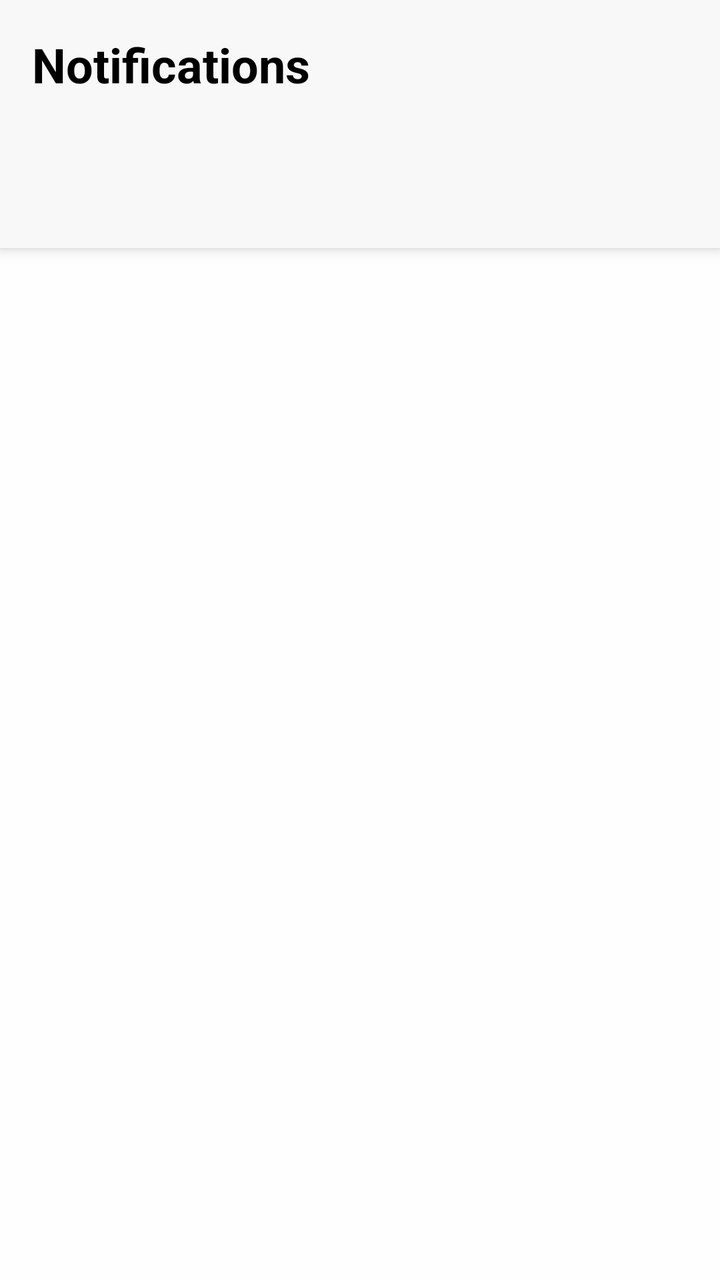
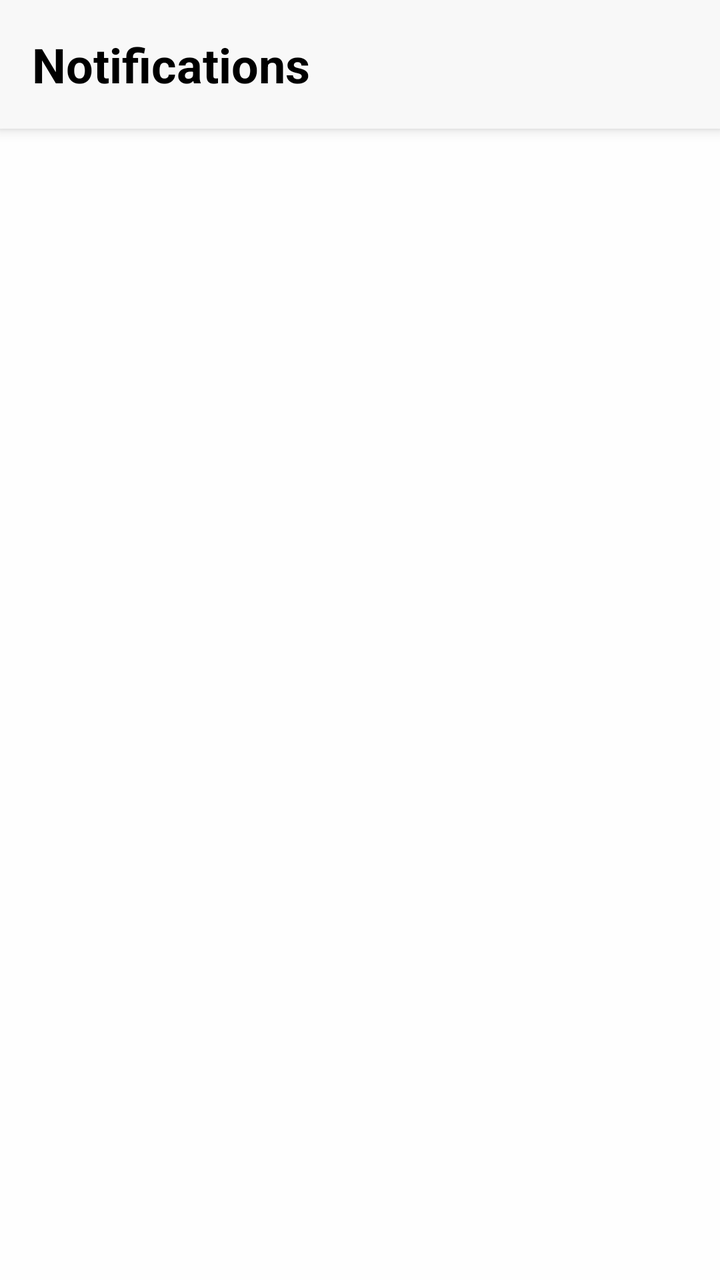

Screens rendered from an Android XML layout before and after an edit, with the pre-edit source and the edit as a unified diff.
<!-- AndroidManifest.xml: application theme Theme.FrontendBook -->
<!-- res/layout/fragment_notifications.xml -->
<?xml version="1.0" encoding="utf-8"?>
<androidx.coordinatorlayout.widget.CoordinatorLayout xmlns:android="http://schemas.android.com/apk/res/android"
    xmlns:tools="http://schemas.android.com/tools"
    xmlns:app="http://schemas.android.com/apk/res-auto"

    android:id="@+id/main"
    android:layout_width="match_parent"
    android:layout_height="match_parent"
    tools:context=".ui.notifications.NotificationsFragment"
    android:background="@color/backgroundPrimary">

    <LinearLayout
        android:id="@+id/notificationsHeader"
        android:layout_width="match_parent"
        android:layout_height="124dp"
        android:background="@color/headerColor"
        android:elevation="4dp"
        android:orientation="vertical"
        android:padding="16dp">

        <TextView
            android:id="@+id/notificationsTitle"
            android:layout_width="wrap_content"
            android:layout_height="wrap_content"
            android:text="Notifications"
            android:textColor="@color/textPrimary"
            android:textSize="24sp"
            android:textStyle="bold" />


    </LinearLayout>

    <ScrollView
        android:layout_width="match_parent"
        android:layout_height="match_parent"
        android:layout_marginTop="120dp"
        android:clipToPadding="false"
        android:paddingBottom="65dp"
        android:fillViewport="true">

        <LinearLayout
            android:id="@+id/browseContainer"
            android:layout_width="match_parent"
            android:layout_height="wrap_content"
            android:orientation="vertical"
            android:padding="16dp">

            <androidx.recyclerview.widget.RecyclerView
                android:id="@+id/recyclerView"
                android:layout_width="match_parent"
                android:layout_height="wrap_content"
                android:layout_marginTop="16dp"
                android:visibility="gone" />
        </LinearLayout>
    </ScrollView>

</androidx.coordinatorlayout.widget.CoordinatorLayout>
<!-- resources referenced by this layout -->
<resources>
  <color name="backgroundPrimary">#FEFEFE</color>
  <color name="headerColor">#F8F8F8</color>
  <color name="textPrimary">#000000</color>
  <style name="Theme.FrontendBook" parent="Base.Theme.FrontendBook" />
  <style name="Base.Theme.FrontendBook" parent="Theme.Material3.DayNight.NoActionBar">
          <item name="colorPrimary">@color/backgroundPrimary</item>
          <item name="colorPrimaryVariant">@color/backgroundSecondary</item>
          <item name="colorOnPrimary">@color/black</item>
          <item name="colorSecondary">@color/black</item>
          <item name="colorOutline">@color/line</item>
  
      </style>
  <color name="backgroundSecondary">#D9D9D9</color>
  <color name="black">#000000</color>
  <color name="line">#D9D9D9</color>
</resources>

<!-- the commit's change to res/layout/fragment_notifications.xml (unified diff, before → after) -->
@@ -1,18 +1,19 @@
-<?xml version="1.0" encoding="utf-8"?>
-<androidx.coordinatorlayout.widget.CoordinatorLayout xmlns:android="http://schemas.android.com/apk/res/android"
+<LinearLayout
+    xmlns:android="http://schemas.android.com/apk/res/android"
     xmlns:tools="http://schemas.android.com/tools"
     xmlns:app="http://schemas.android.com/apk/res-auto"
-
     android:id="@+id/main"
     android:layout_width="match_parent"
     android:layout_height="match_parent"
-    tools:context=".ui.notifications.NotificationsFragment"
-    android:background="@color/backgroundPrimary">
+    android:background="@color/backgroundPrimary"
+    android:orientation="vertical"
+    tools:context=".ui.notifications.NotificationsFragment">
 
+    
     <LinearLayout
         android:id="@+id/notificationsHeader"
         android:layout_width="match_parent"
-        android:layout_height="124dp"
+        android:layout_height="wrap_content"
         android:background="@color/headerColor"
         android:elevation="4dp"
         android:orientation="vertical"
@@ -26,24 +27,22 @@
             android:textColor="@color/textPrimary"
             android:textSize="24sp"
             android:textStyle="bold" />
-
-
     </LinearLayout>
 
+    
     <ScrollView
+        android:id="@+id/scrollView2"
         android:layout_width="match_parent"
-        android:layout_height="match_parent"
-        android:layout_marginTop="120dp"
+        android:layout_height="0dp"
+        android:layout_weight="1"
         android:clipToPadding="false"
-        android:paddingBottom="65dp"
         android:fillViewport="true">
 
         <LinearLayout
             android:id="@+id/browseContainer"
             android:layout_width="match_parent"
             android:layout_height="wrap_content"
-            android:orientation="vertical"
-            android:padding="16dp">
+            android:orientation="vertical">
 
             <androidx.recyclerview.widget.RecyclerView
                 android:id="@+id/recyclerView"
@@ -54,4 +53,4 @@
         </LinearLayout>
     </ScrollView>
 
-</androidx.coordinatorlayout.widget.CoordinatorLayout>
+</LinearLayout>
